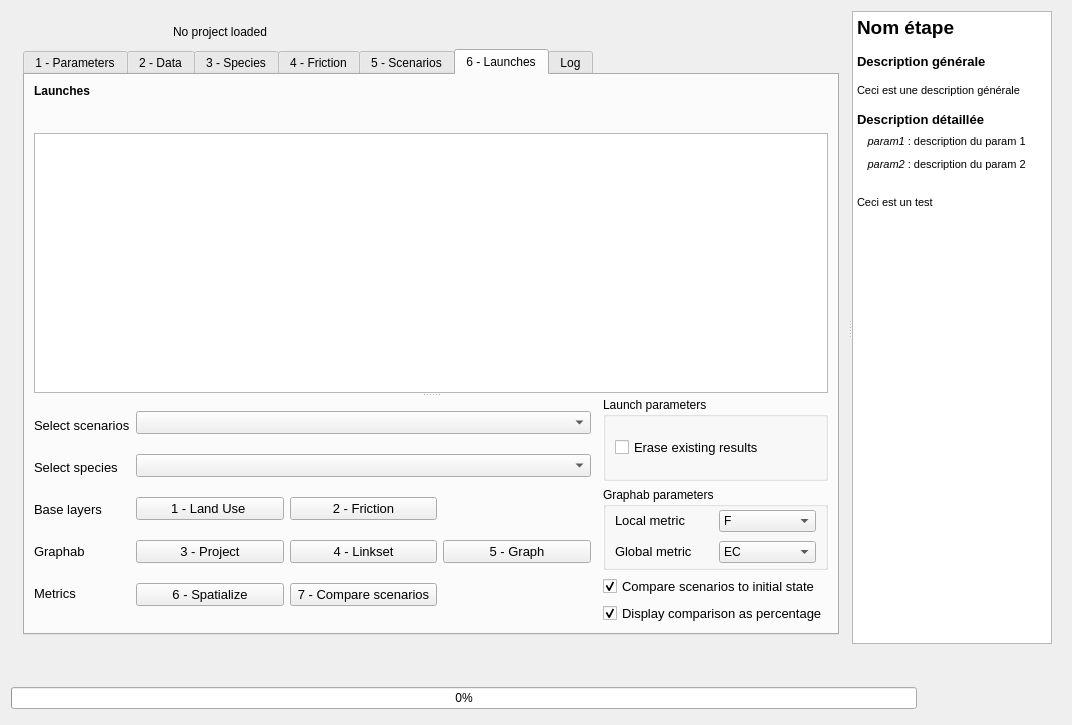
Before: the Qt Designer form ui/miti_connect_dialog_base.ui in MathieuChailloux/MitiConnect, drawn with Qt 5.
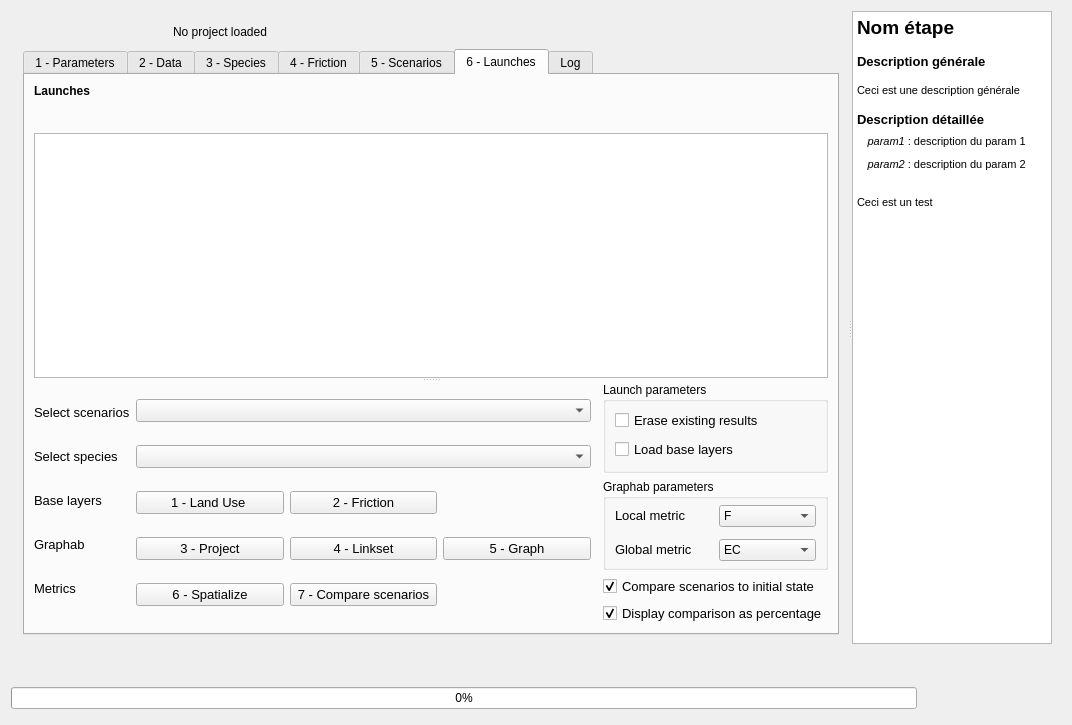
After: the same form once the commit is applied. The open tabs and pages were chosen to show the change. Icons and pictures are not drawn. Custom widgets are drawn as their Qt base class.

The edit to the form file:
```diff
--- a/ui/miti_connect_dialog_base.ui
+++ b/ui/miti_connect_dialog_base.ui
@@ -2395,6 +2395,9 @@
                          <property name="bottomMargin">
                           <number>0</number>
                          </property>
+                         <property name="verticalSpacing">
+                          <number>0</number>
+                         </property>
                          <item row="0" column="0">
                           <widget class="QCheckBox" name="eraseResults">
                            <property name="sizePolicy">
@@ -2419,6 +2422,18 @@
                            </property>
                           </widget>
                          </item>
+                         <item row="1" column="0">
+                          <widget class="QCheckBox" name="loadResults">
+                           <property name="font">
+                            <font>
+                             <pointsize>10</pointsize>
+                            </font>
+                           </property>
+                           <property name="text">
+                            <string>Load base layers</string>
+                           </property>
+                          </widget>
+                         </item>
                         </layout>
                        </widget>
                       </item>
```
